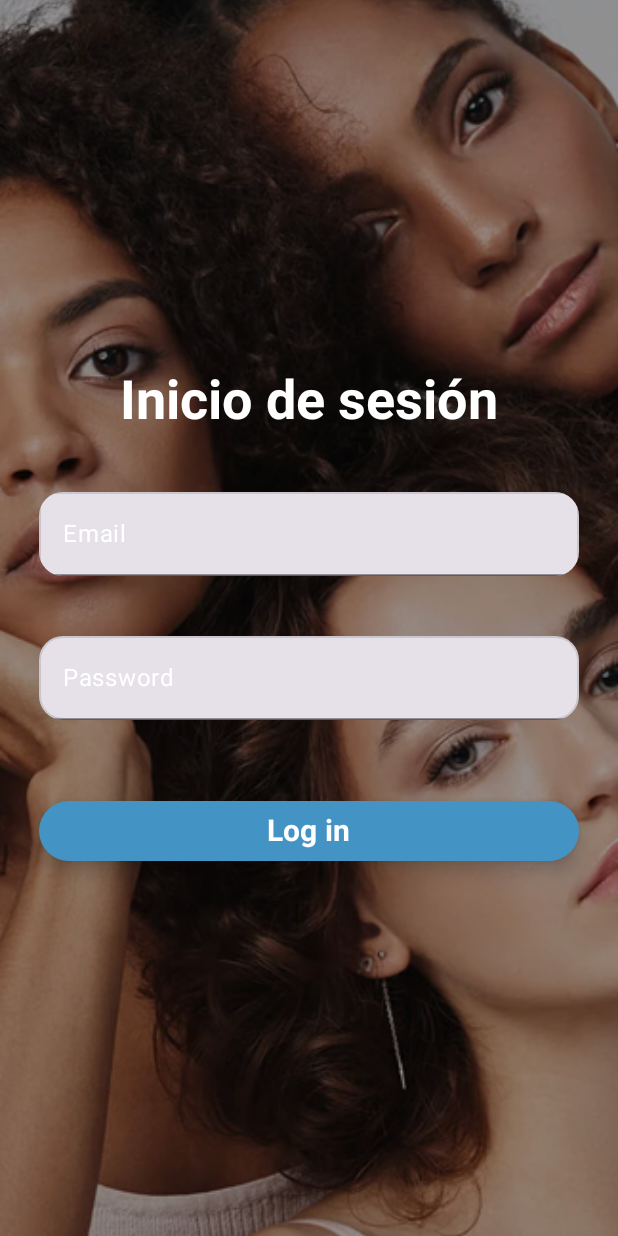
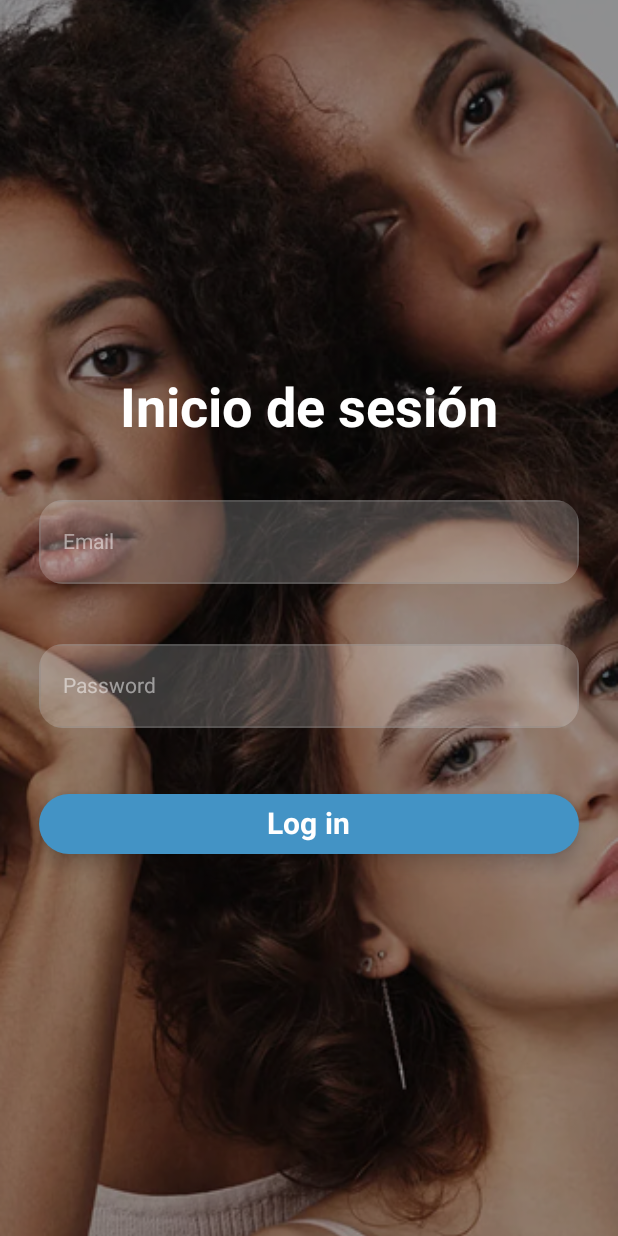
Before and after one commit to JhuniorCq/g4_dermassist_frontend, an Android app built with Jetpack Compose: the @Preview function LoginPreview, on a phone screen of 412 x 824 dp. Run offline under Robolectric (Android 15) with nearby library versions, the phone set to English and light mode, and no system bars.

Commit message:
LoginScreen

```diff
--- a/app/src/main/java/com/example/asist_derm/ui/theme/auth/LoginScreen.kt
+++ b/app/src/main/java/com/example/asist_derm/ui/theme/auth/LoginScreen.kt
@@ -60,26 +60,51 @@ fun LoginScreen() {
                     .padding(bottom = 40.dp)
             )
 
+            @OptIn(androidx.compose.material3.ExperimentalMaterial3Api::class)
             TextField(
                 value = text,
                 onValueChange = { text = it },
-                placeholder = { Text("Email",color = Color.White) },
+                placeholder = {
+                    Text(
+                        text = "Email",
+                        style = TextStyle(color = Color.White.copy(alpha = 0.5f))
+                    )
+                },
+                textStyle = TextStyle(color = Color.White),
+                colors = TextFieldDefaults.textFieldColors(
+                    containerColor = Color.White.copy(alpha = 0.2f),
+                    focusedIndicatorColor = Color.Transparent,
+                    unfocusedIndicatorColor = Color.Transparent,
+                    disabledIndicatorColor = Color.Transparent
+                ),
                 modifier = Modifier
-                    .fillMaxWidth().padding(bottom = 40.dp, start = 10.dp, end = 10.dp)
+                    .fillMaxWidth()
+                    .padding(bottom = 40.dp, start = 10.dp, end = 10.dp)
                     .clip(RoundedCornerShape(16.dp))
                     .border(1.dp, Color.Gray.copy(alpha = 0.3f))
-                )
+            )
+            @OptIn(androidx.compose.material3.ExperimentalMaterial3Api::class)
             TextField(
                 value = text2,
                 onValueChange = { text2 = it },
-                placeholder = { Text("Password",color = Color.White) },
-                textStyle = TextStyle(color = Color.Black.copy(alpha = 0.5f)),
+                placeholder = {
+                    Text(
+                        text = "Password",
+                        style = TextStyle(color = Color.White.copy(alpha = 0.5f))
+                    )
+                },
+                textStyle = TextStyle(color = Color.White),
+                colors = TextFieldDefaults.textFieldColors(
+                    containerColor = Color.White.copy(alpha = 0.2f),
+                    focusedIndicatorColor = Color.Transparent,
+                    unfocusedIndicatorColor = Color.Transparent,
+                    disabledIndicatorColor = Color.Transparent
+                ),
                 modifier = Modifier
-                    .fillMaxWidth().padding(bottom = 50.dp, start = 10.dp, end = 10.dp)
+                    .fillMaxWidth()
+                    .padding(bottom = 40.dp, start = 10.dp, end = 10.dp)
                     .clip(RoundedCornerShape(16.dp))
-                    .background(Color.Black.copy(alpha = 0.6f))
-                    .border(1.dp, Color.Gray.copy(alpha = 0.3f), RoundedCornerShape(16.dp)
-                    )
+                    .border(1.dp, Color.Gray.copy(alpha = 0.3f))
             )
             Button(onClick = {  }
                 ,modifier = Modifier.fillMaxWidth().padding(start = 10.dp, end = 10.dp)
```
